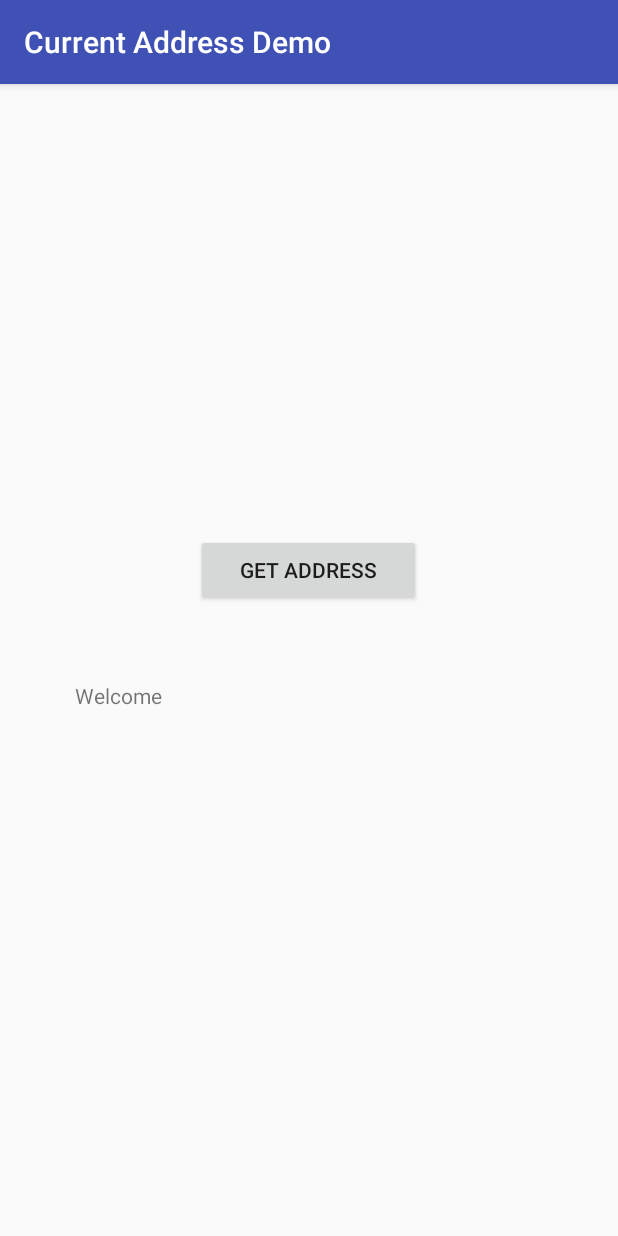
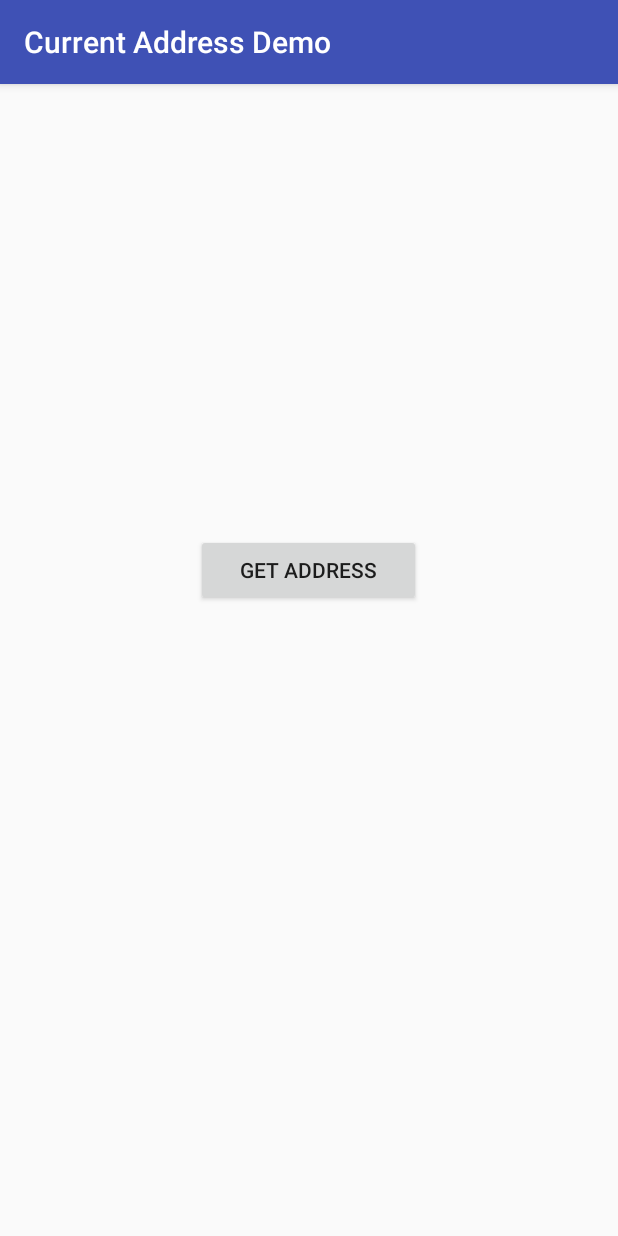
Before and after one commit to ashwindmk/Android-Current-Address-Demo, an Android app: the screen it shows after launch (MainActivity), on a phone screen of 412 x 824 dp. Run offline under Robolectric (Android 15) with nearby library versions, the phone set to English and light mode, and no system bars.

Commit message:
Removed initial text

```diff
--- a/app/src/main/res/layout/activity_main.xml
+++ b/app/src/main/res/layout/activity_main.xml
@@ -18,7 +18,6 @@
         android:id="@+id/addressTextView"
         android:layout_width="match_parent"
         android:layout_height="wrap_content"
-        android:text="Welcome"
         android:layout_margin="50dp" />
 
 </LinearLayout>
```
